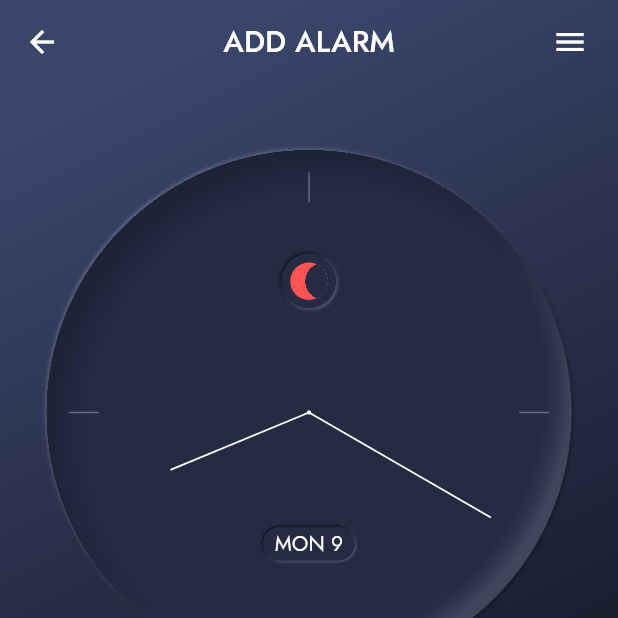
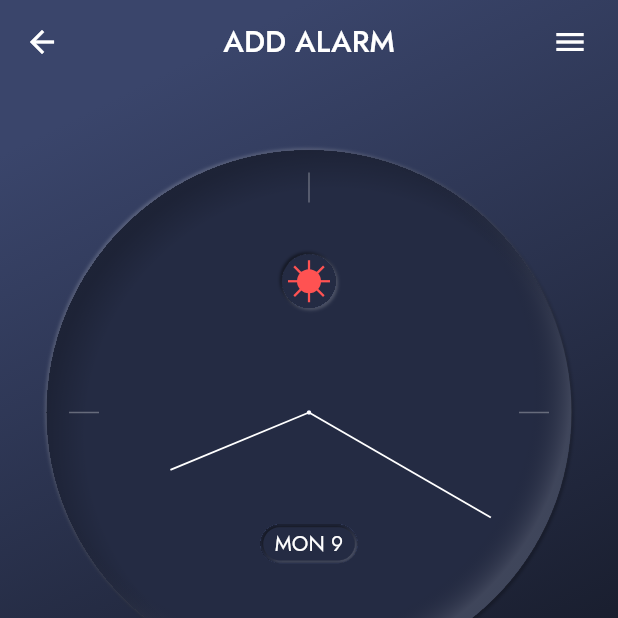
Before and after one commit to Sahil-Programme/alarm_app, a Flutter app: the screen it shows after launch, on a phone screen of 412 x 824 dp, the top half of it. Run offline on Flutter 3.47's test engine with Material 2 defaults, Android fonts, the phone set to English and light mode, and no system bars; our stand-ins replace google_fonts; statements that could not run were skipped.

```diff
--- a/lib/main.dart
+++ b/lib/main.dart
@@ -30,8 +30,31 @@ void main() {
   });
 }
 
-class MyApp extends StatelessWidget {
+class MyApp extends StatefulWidget {
   const MyApp({Key? key}) : super(key: key);
+
+  @override
+  State<MyApp> createState() => _MyAppState();
+}
+
+class _MyAppState extends State<MyApp> with SingleTickerProviderStateMixin {
+  var dayTimeDistance = 35.0;
+  late final AnimationController _controller;
+
+  @override
+  void initState() {
+    super.initState();
+    _controller = AnimationController(
+      vsync: this,
+      duration: const Duration(milliseconds: 500),
+    );
+  }
+
+  @override
+  void dispose() {
+    _controller.dispose();
+    super.dispose();
+  }
 
   @override
   Widget build(BuildContext context) {
@@ -97,26 +120,66 @@ class MyApp extends StatelessWidget {
                             // shadow circle
                             const ShadowCircle(),
                             // moon
+                            const DayTimeSpace(),
+                            // Moon or sun switch
                             Center(
                               child: Container(
+                                height: 350,
                                 width: 350,
-                                  height: 350,
-                                  decoration: const BoxDecoration(
-                                    borderRadius: BorderRadius.all(
-                                      Radius.circular(350 / 2),
+                                alignment: Alignment.center,
+                                child: Transform.translate(
+                                  offset: const Offset(
+                                    0,
+                                    -(350 / 2 / 2),
                                   ),
+                                  child: TweenAnimationBuilder(
+                                    curve: Curves.easeInOutCubic,
+                                    duration: const Duration(milliseconds: 250),
+                                    tween: Tween<double>(
+                                      begin: -35,
+                                      end: dayTimeDistance,
+                                    ),
+                                    builder: (_, double position, ___) {
+                                      return Stack(
+                                        children: <Widget>[
+                                          Container(
+                                            width: 35,
+                                            height: 35,
+                                            clipBehavior: Clip.hardEdge,
+                                            decoration: BoxDecoration(
+                                              borderRadius:
+                                                  BorderRadius.circular(35 / 2),
                                               //color: Colors.red,
                                             ),
-                                  alignment: Alignment.center,
-                                  child: const Moon()),
+                                            child: SunInside(
+                                              offset: position - 35,
                                             ),
-                            const MoonInside(),
-
+                                            //offset: dayTimeDistance - 35),
+                                          ),
+                                          Container(
+                                            width: 35,
+                                            height: 35,
+                                            clipBehavior: Clip.hardEdge,
+                                            decoration: BoxDecoration(
+                                              borderRadius:
+                                                  BorderRadius.circular(35 / 2),
+                                              //color: Colors.red,
+                                            ),
+                                            child: MoonInside(
+                                                offset: position + 35),
+                                            //offset: dayTimeDistance + 35),
+                                          ),
+                                        ],
+                                      );
+                                    },
+                                  ),
+                                ),
+                              ),
+                            ),
+                            //
                             const DateStack(),
-
                             //hour markers
                             const SmallHourMarkers(),
-
                             //Minutes
                             Center(
                               child: Container(
@@ -137,6 +200,37 @@ class MyApp extends StatelessWidget {
                                       ],
                                     );
                                   },
+                                ),
+                              ),
+                            ),
+                            //Tap switch for the moon and sun
+                            Center(
+                              child: Container(
+                                height: 350,
+                                width: 350,
+                                alignment: Alignment.center,
+                                child: Transform.translate(
+                                  offset: const Offset(
+                                    0,
+                                    -(350 / 2 / 2),
+                                  ),
+                                  child: SizedBox(
+                                    height: 40,
+                                    width: 40,
+                                    child: GestureDetector(
+                                      onTap: () {
+                                        if (dayTimeDistance == -35.0) {
+                                          setState(() {
+                                            dayTimeDistance = 35.0;
+                                          });
+                                        } else {
+                                          setState(() {
+                                            dayTimeDistance = -35.0;
+                                          });
+                                        }
+                                      },
+                                    ),
+                                  ),
                                 ),
                               ),
                             ),
@@ -209,8 +303,10 @@ class MyApp extends StatelessWidget {
 }
 
 class MoonInside extends StatelessWidget {
+  final offset;
   const MoonInside({
     Key? key,
+    required this.offset,
   }) : super(key: key);
 
   @override
@@ -219,9 +315,10 @@ class MoonInside extends StatelessWidget {
       height: 350,
       alignment: Alignment.center,
       child: Transform.translate(
-        offset: const Offset(
+        offset: Offset(
+          offset,
           0,
-          -(350 / 2 / 2),
+          //-(350 / 2 / 2),
         ),
         child: Center(
           child: Container(
@@ -264,6 +361,75 @@ class MoonInside extends StatelessWidget {
                 ),
               ),
             ),
+          ),
+        ),
+      ),
+    );
+  }
+}
+
+class SunInside extends StatelessWidget {
+  final offset;
+  const SunInside({
+    Key? key,
+    required this.offset,
+  }) : super(key: key);
+
+  @override
+  Widget build(BuildContext context) {
+    return Center(
+      child: Container(
+        height: 350,
+        alignment: Alignment.center,
+        child: Transform.translate(
+          offset: Offset(
+            offset,
+            0,
+            //-(350 / 2 / 2),
+          ),
+          child: Stack(
+            children: [
+              Transform.rotate(
+                angle: pi / 2,
+                child: Center(
+                  child: Container(
+                      height: 28, width: 1.5, color: Colors.redAccent),
+                ),
+              ),
+              Transform.rotate(
+                angle: pi / 4,
+                child: Center(
+                  child: Container(
+                      height: 28, width: 1.5, color: Colors.redAccent),
+                ),
+              ),
+              Transform.rotate(
+                angle: pi,
+                child: Center(
+                  child: Container(
+                      height: 28, width: 1.5, color: Colors.redAccent),
+                ),
+              ),
+              Transform.rotate(
+                angle: 3 * pi / 4,
+                child: Center(
+                  child: Container(
+                      height: 28, width: 1.5, color: Colors.redAccent),
+                ),
+              ),
+              Center(
+                child: Container(
+                  clipBehavior: Clip.none,
+                  width: 16,
+                  height: 16,
+                  alignment: Alignment.center,
+                  decoration: BoxDecoration(
+                    color: Colors.redAccent,
+                    borderRadius: BorderRadius.circular(16 / 2),
+                  ),
+                ),
+              ),
+            ],
           ),
         ),
       ),
@@ -393,148 +559,25 @@ class SmallHourMarkers extends StatelessWidget {
   }
 }
 
-class Moon extends StatelessWidget {
-  const Moon({
+class DayTimeSpace extends StatelessWidget {
+  const DayTimeSpace({
     Key? key,
   }) : super(key: key);
 
-  /*@override
-  Widget build(BuildContext context) {
-    return Transform.translate(
-      offset: const Offset(0, -(350 / 2 / 2)),
-      child: Center(
-        //main container
-        child: Stack(
-          children: <Widget>[
-            Center(
-              child: Container(
-                decoration: BoxDecoration(
-                  color: const Color(0xFF3A456B),
-                  borderRadius: BorderRadius.circular(36 / 2),
-                  boxShadow: const <BoxShadow>[
-                    BoxShadow(
-                      offset: Offset(-1, -1),
-                      color: Color(0x80000000),
-                      blurRadius: 1,
-                      spreadRadius: 0.3,
-                    ),
-                    BoxShadow(
-                      offset: Offset(1, 1),
-                      color: Color(0x30FFFFFF),
-                      blurRadius: 1,
-                      spreadRadius: 0.3,
-                    ),
-                  ],
-                ),
-                child: Container(
-                  alignment: Alignment.center,
-                  height: 36,
-                  width: 36,
-                  padding: const EdgeInsets.all(2),
-                  decoration: BoxDecoration(
-                    color: const Color(0x60000000),
-                    borderRadius: BorderRadius.circular(36 / 2),
-                  ),
-                ),
-              ),
-            ),
-            Center(
-              child: Container(
-                clipBehavior: Clip.hardEdge,
-                decoration: BoxDecoration(
-                  color: Colors.redAccent[200],
-                  borderRadius: BorderRadius.circular(25 / 2),
-                ),
-                child: Transform.translate(
-                  offset: const Offset(10, 0),
-                  child: ColorFiltered(
-                    colorFilter: const ColorFilter.mode(
-                        Color(0x60000000), BlendMode.overlay),
-                    child: Container(
-                      clipBehavior: Clip.hardEdge,
-                      height: 25,
-                      width: 25,
-                      decoration: BoxDecoration(
-                        color: const Color(0xFF3A456B),
-                        borderRadius: BorderRadius.circular(25 / 2),
-                      ),
-                    ),
-                  ),
-                ),
-              ),
-            ),
-          ],
-        ),
-      ),
-    );
-  }*/
-  // WORKING SAFE
-/*  @override
-  Widget build(BuildContext context) {
-    return Transform.translate(
-      offset: const Offset(0, -(350 / 2 / 2)),
-      child: Stack(
-        children: [
-          Center(
-            child: Container(
-              clipBehavior: Clip.hardEdge,
-              alignment: Alignment.center,
-              height: 36,
-              width: 36,
-              decoration: BoxDecoration(
-                color: const Color(0xFF3A456B),
-                borderRadius: BorderRadius.circular(36 / 2),
-                boxShadow: const <BoxShadow>[
-                  BoxShadow(
-                    offset: Offset(-1, -1),
-                    color: Color(0x80000000),
-                    blurRadius: 1,
-                    spreadRadius: 0.3,
-                  ),
-                  BoxShadow(
-                    offset: Offset(1, 1),
-                    color: Color(0x30FFFFFF),
-                    blurRadius: 1,
-                    spreadRadius: 0.3,
-                  ),
-                ],
-              ),
-              child: ColorFiltered(
-                colorFilter: const ColorFilter.mode(
-                    Color(0x60000000), BlendMode.overlay),
-                child: Container(
-                  height: 36,
-                  width: 36,
-                  decoration: BoxDecoration(
-                    color: const Color(0xFF3A456B),
-                    borderRadius: BorderRadius.circular(36 / 2),
-                    //boxShadow: const <BoxShadow>[
-                    //  BoxShadow(
-                    //    offset: Offset(-1, -1),
-                    //    color: Color(0x80000000),
-                    //    blurRadius: 1,
-                    //    spreadRadius: 0.3,
-                    //  ),
-                    //  BoxShadow(
-                    //    offset: Offset(1, 1),
-                    //    color: Color(0x30FFFFFF),
-                    //    blurRadius: 1,
-                    //    spreadRadius: 0.3,
-                    //  ),
-                    //],
-                  ),
-                ),
-              ),
-            ),
-          ),
-        ],
-      ),
-    );
-  }
-*/
   @override
   Widget build(BuildContext context) {
-    return Transform.translate(
+    return Center(
+      child: Container(
+        width: 350,
+        height: 350,
+        decoration: const BoxDecoration(
+          borderRadius: BorderRadius.all(
+            Radius.circular(350 / 2),
+          ),
+          //color: Colors.red,
+        ),
+        alignment: Alignment.center,
+        child: Transform.translate(
           offset: const Offset(0, -(350 / 2 / 2)),
           child: Container(
             clipBehavior: Clip.hardEdge,
@@ -568,6 +611,8 @@ class Moon extends StatelessWidget {
                 decoration: BoxDecoration(
                   color: const Color(0xFF3A456B),
                   borderRadius: BorderRadius.circular(36 / 2),
+                ),
+              ),
             ),
           ),
         ),
```
Lines whose indentation alone changed are shown as unchanged.
